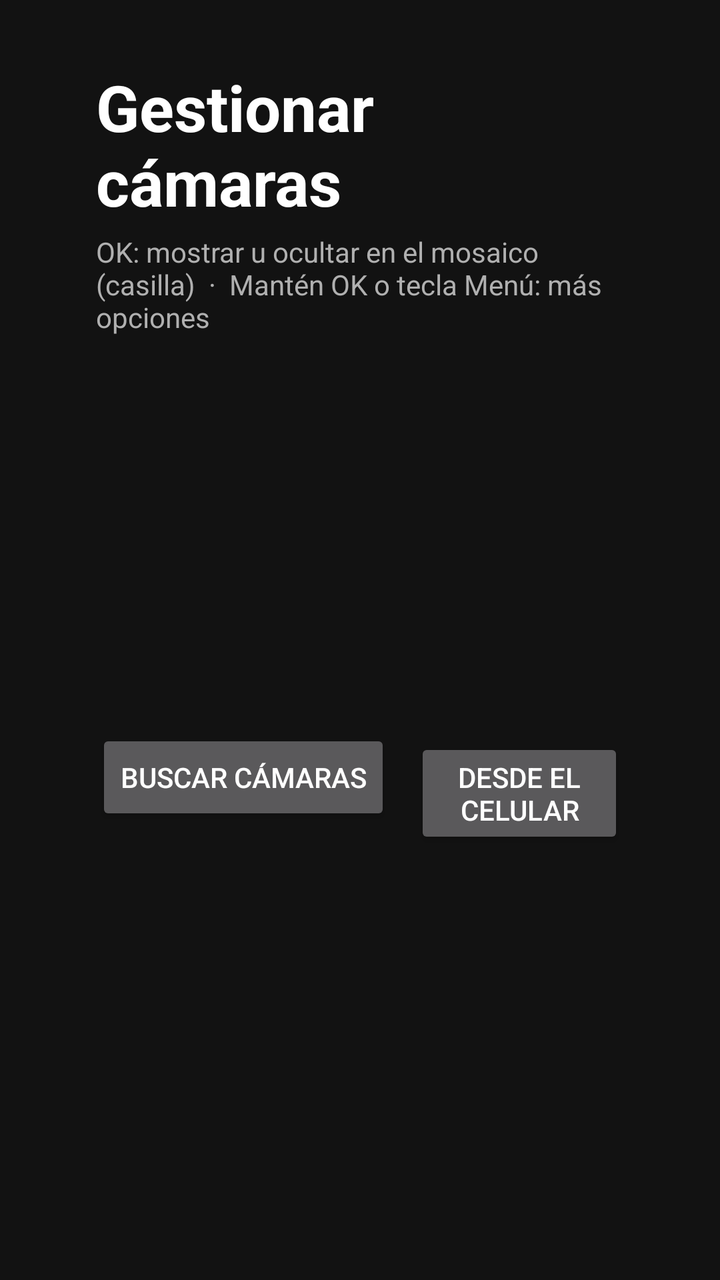
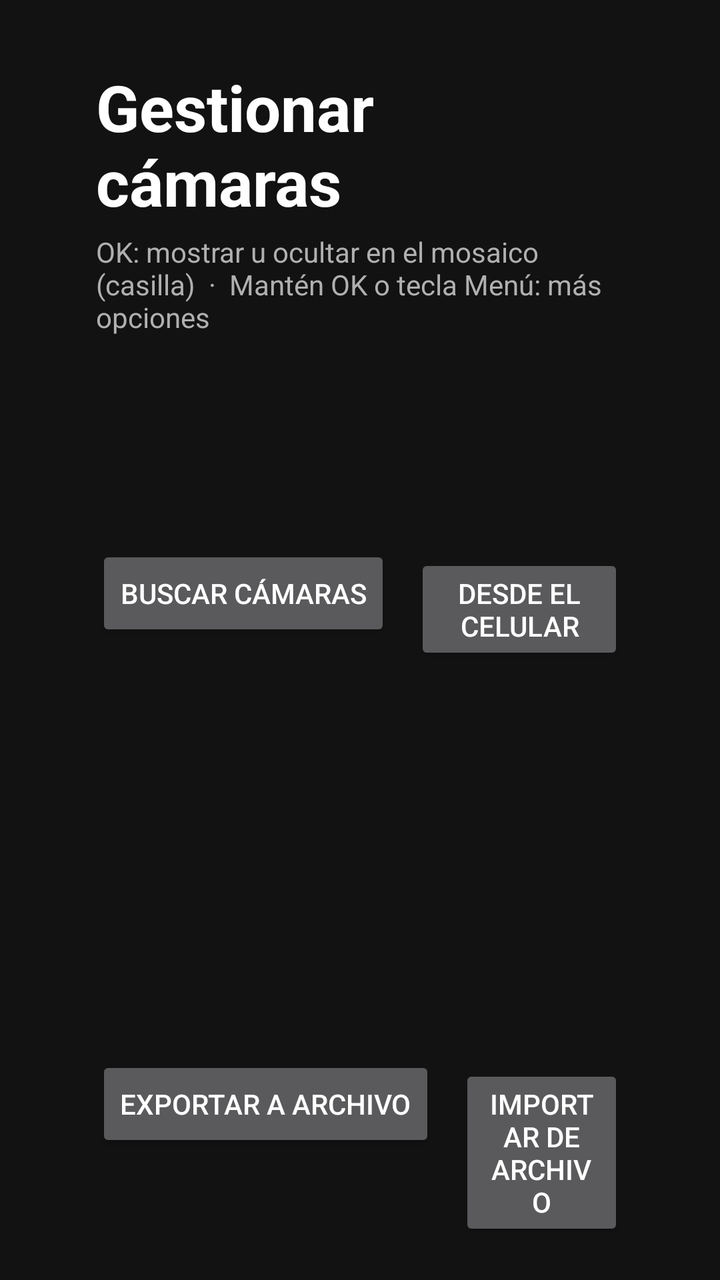

Before-and-after screenshots of an Android layout around one commit, followed by the original layout XML and the change that was made.
<!-- AndroidManifest.xml: application theme Theme.TvCamPip -->
<!-- res/layout/activity_manage.xml -->
<?xml version="1.0" encoding="utf-8"?>
<LinearLayout xmlns:android="http://schemas.android.com/apk/res/android"
    android:layout_width="match_parent"
    android:layout_height="match_parent"
    android:background="@color/bg"
    android:orientation="vertical"
    android:paddingStart="48dp"
    android:paddingTop="32dp"
    android:paddingEnd="48dp"
    android:paddingBottom="24dp">

    <TextView
        android:layout_width="wrap_content"
        android:layout_height="wrap_content"
        android:text="Gestionar cámaras"
        android:textColor="@color/text_primary"
        android:textSize="32sp"
        android:textStyle="bold" />

    <TextView
        android:layout_width="wrap_content"
        android:layout_height="wrap_content"
        android:layout_marginTop="4dp"
        android:text="OK: mostrar u ocultar en el mosaico (casilla)  ·  Mantén OK o tecla Menú: más opciones"
        android:textColor="@color/text_secondary"
        android:textSize="14sp" />

    <ListView
        android:id="@+id/list"
        android:layout_width="match_parent"
        android:layout_height="0dp"
        android:layout_marginTop="12dp"
        android:layout_weight="1"
        android:divider="@android:color/transparent"
        android:dividerHeight="4dp"
        android:listSelector="@color/focus" />

    <TextView
        android:id="@+id/empty"
        android:layout_width="match_parent"
        android:layout_height="0dp"
        android:layout_weight="1"
        android:gravity="center"
        android:text="Aún no hay cámaras.\nBúscalas con ONVIF, agrégalas desde el celular o escribe su URL RTSP."
        android:textColor="@color/text_secondary"
        android:textSize="18sp"
        android:visibility="gone" />

    <LinearLayout
        android:layout_width="match_parent"
        android:layout_height="wrap_content"
        android:layout_marginTop="8dp"
        android:orientation="horizontal">

        <Button
            android:id="@+id/btnDiscover"
            android:layout_width="wrap_content"
            android:layout_height="wrap_content"
            android:text="Buscar cámaras" />

        <Button
            android:id="@+id/btnPhone"
            android:layout_width="wrap_content"
            android:layout_height="wrap_content"
            android:layout_marginStart="12dp"
            android:text="Desde el celular" />

        <Button
            android:id="@+id/btnAdd"
            android:layout_width="wrap_content"
            android:layout_height="wrap_content"
            android:layout_marginStart="12dp"
            android:text="Agregar manual" />

        <Button
            android:id="@+id/btnUpdate"
            android:layout_width="wrap_content"
            android:layout_height="wrap_content"
            android:layout_marginStart="12dp"
            android:text="Actualizar app" />
    </LinearLayout>
</LinearLayout>
<!-- resources referenced by this layout -->
<resources>
  <color name="bg">#121212</color>
  <color name="focus">#443F8CFF</color>
  <color name="text_primary">#FFFFFF</color>
  <color name="text_secondary">#B0B0B0</color>
  <style name="Theme.TvCamPip" parent="Theme.AppCompat.NoActionBar">
          <item name="android:windowBackground">@color/bg</item>
          <item name="android:textColorPrimary">@color/text_primary</item>
          <item name="android:textColorSecondary">@color/text_secondary</item>
      </style>
</resources>

<!-- the commit's change to res/layout/activity_manage.xml (unified diff, before → after) -->
@@ -79,4 +79,24 @@
             android:layout_marginStart="12dp"
             android:text="Actualizar app" />
     </LinearLayout>
+
+    <LinearLayout
+        android:layout_width="match_parent"
+        android:layout_height="wrap_content"
+        android:layout_marginTop="4dp"
+        android:orientation="horizontal">
+
+        <Button
+            android:id="@+id/btnExport"
+            android:layout_width="wrap_content"
+            android:layout_height="wrap_content"
+            android:text="Exportar a archivo" />
+
+        <Button
+            android:id="@+id/btnImport"
+            android:layout_width="wrap_content"
+            android:layout_height="wrap_content"
+            android:layout_marginStart="12dp"
+            android:text="Importar de archivo" />
+    </LinearLayout>
 </LinearLayout>
